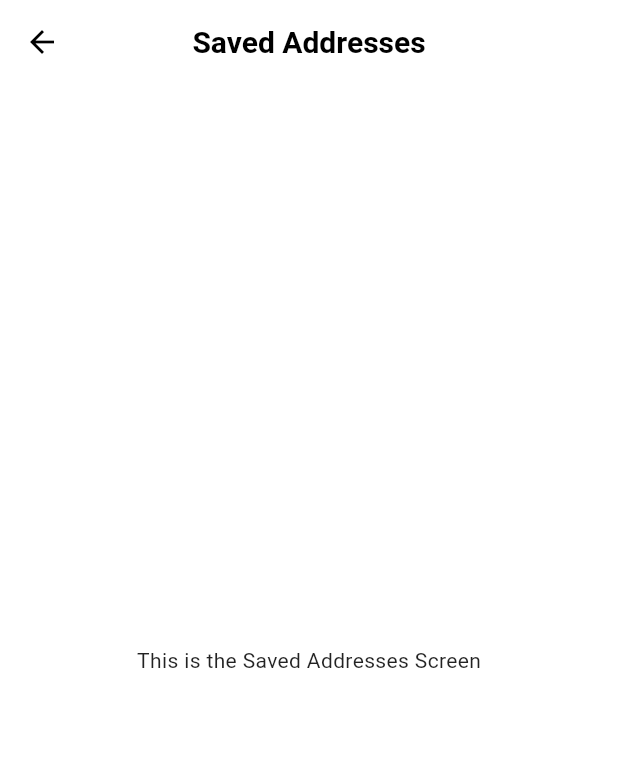
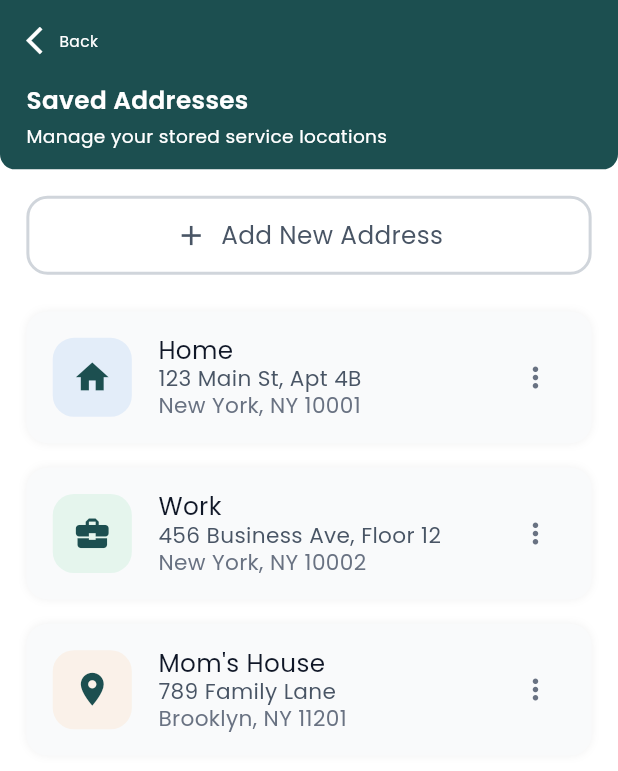
Before and after one commit to nuhan021/aryegrunzweig, a Flutter app: the SavedAddressesScreen screen opened by its route, on a phone screen of 412 x 824 dp. Shown: the top 771 px of the screen. Run offline on Flutter 3.47's test engine with Material 3 defaults, Android fonts, the phone set to English and light mode, and no system bars; our stand-ins replace cached_network_image, carousel_slider, country_code_picker, flutter_otp_text_field, flutter_screenutil, get and 7 more; accounts and stored records are empty.

Commit message:
saved addresses page added

```diff
--- /dev/null
+++ b/lib/features/profile/saved_addresses/controllers/saved_addresses_controller.dart
@@ -0,0 +1,110 @@
+import 'package:get/get.dart';
+import 'package:flutter/material.dart';
+import '../models/address_model.dart';
+
+class SavedAddressesController extends GetxController {
+  var addresses = <Address>[].obs;
+  var isLoading = false.obs;
+
+  @override
+  void onInit() {
+    super.onInit();
+    _loadAddresses();
+  }
+
+  void _loadAddresses() {
+    // Mock data - replace with API call
+    addresses.addAll([
+      Address(
+        id: '1',
+        label: 'Home',
+        street: '123 Main St, Apt 4B',
+        city: 'New York',
+        state: 'NY',
+        zipCode: '10001',
+        type: AddressType.home,
+        iconBackgroundColor: const Color(0x191A73E8),
+      ),
+      Address(
+        id: '2',
+        label: 'Work',
+        street: '456 Business Ave, Floor 12',
+        city: 'New York',
+        state: 'NY',
+        zipCode: '10002',
+        type: AddressType.work,
+        iconBackgroundColor: const Color(0x1928C76F),
+      ),
+      Address(
+        id: '3',
+        label: "Mom's House",
+        street: '789 Family Lane',
+        city: 'Brooklyn',
+        state: 'NY',
+        zipCode: '11201',
+        type: AddressType.other,
+        iconBackgroundColor: const Color(0x19FF9F43),
+      ),
+    ]);
+  }
+
+  void addAddress(Address address) {
+    addresses.add(address);
+  }
+
+  void removeAddress(String id) {
+    addresses.removeWhere((address) => address.id == id);
+  }
+
+  void updateAddress(String id, Address updatedAddress) {
+    final index = addresses.indexWhere((address) => address.id == id);
+    if (index != -1) {
+      addresses[index] = updatedAddress;
+    }
+  }
+
+  void deleteAddress(String id) {
+    removeAddress(id);
+    // Show snackbar
+    Get.snackbar('Success', 'Address deleted successfully');
+  }
+
+  void openAddressOptions(String id) {
+    // Show bottom sheet or menu with edit/delete options
+    Get.bottomSheet(
+      Container(
+        decoration: const BoxDecoration(
+          color: Colors.white,
+          borderRadius: BorderRadius.only(
+            topLeft: Radius.circular(20),
+            topRight: Radius.circular(20),
+          ),
+        ),
+        child: Column(
+          mainAxisSize: MainAxisSize.min,
+          children: [
+            ListTile(
+              leading: const Icon(Icons.edit),
+              title: const Text('Edit Address'),
+              onTap: () {
+                Get.back();
+                // Navigate to edit screen
+              },
+            ),
+            ListTile(
+              leading: const Icon(Icons.delete, color: Colors.red),
+              title: const Text(
+                'Delete Address',
+                style: TextStyle(color: Colors.red),
+              ),
+              onTap: () {
+                Get.back();
+                deleteAddress(id);
+              },
+            ),
+          ],
+        ),
+      ),
+    );
+  }
+}
--- /dev/null
+++ b/lib/features/profile/saved_addresses/models/address_model.dart
@@ -0,0 +1,45 @@
+import 'package:flutter/material.dart';
+
+class Address {
+  final String id;
+  final String label;
+  final String street;
+  final String city;
+  final String state;
+  final String zipCode;
+  final AddressType type;
+  final Color iconBackgroundColor;
+
+  Address({
+    required this.id,
+    required this.label,
+    required this.street,
+    required this.city,
+    required this.state,
+    required this.zipCode,
+    required this.type,
+    required this.iconBackgroundColor,
+  });
+
+  String get fullAddress => '$city, $state $zipCode';
+
+  @override
+  String toString() => '$label - $street, $fullAddress';
+}
+
+enum AddressType {
+  home,
+  work,
+  other;
+
+  IconData get icon {
+    switch (this) {
+      case AddressType.home:
+        return Icons.home;
+      case AddressType.work:
+        return Icons.business_center;
+      case AddressType.other:
+        return Icons.location_on;
+    }
+  }
+}
--- a/lib/features/profile/saved_addresses/views/screens/saved_addresses_screen.dart
+++ b/lib/features/profile/saved_addresses/views/screens/saved_addresses_screen.dart
@@ -1,13 +1,143 @@
+import 'package:aryegrunzweig/core/common/widgets/custom_app_bar.dart';
 import 'package:flutter/material.dart';
+import 'package:flutter_screenutil/flutter_screenutil.dart';
+import 'package:get/get.dart';
+import 'package:aryegrunzweig/core/common/styles/global_text_style.dart';
+import '../../controllers/saved_addresses_controller.dart';
+import '../../widgets/address_card.dart';
 
 class SavedAddressesScreen extends StatelessWidget {
   const SavedAddressesScreen({super.key});
 
   @override
   Widget build(BuildContext context) {
+    final controller = Get.put(SavedAddressesController());
+
     return Scaffold(
-      appBar: AppBar(title: const Text('Saved Addresses')),
-      body: const Center(child: Text('This is the Saved Addresses Screen')),
+      backgroundColor: Colors.white,
+      // appBar: AppBar(
+      //   title: Column(
+      //     crossAxisAlignment: CrossAxisAlignment.start,
+      //     children: [
+      //       Text(
+      //         'Saved Addresses',
+      //         style: getTextStyle(
+      //           color: Colors.white,
+      //           fontSize: 16.sp,
+      //           fontWeight: FontWeight.w600,
+      //         ),
+      //       ),
+      //       Text(
+      //         'Manage your stored service locations',
+      //         style: getTextStyle(
+      //           color: Colors.white,
+      //           fontSize: 12.sp,
+      //           fontWeight: FontWeight.w400,
+      //         ),
+      //       ),
+      //     ],
+      //   ),
+      //   backgroundColor: AppColors.primary,
+      //   elevation: 0,
+      //   automaticallyImplyLeading: true,
+      // ),
+      body: SafeArea(
+        child: Column(
+          children: [
+            CustomAppBar(
+              title: 'Saved Addresses',
+              subtitle: 'Manage your stored service locations',
+            ),
+            Expanded(
+              child: SingleChildScrollView(
+                child: Padding(
+                  padding: EdgeInsets.all(16.w),
+                  child: Column(
+                    crossAxisAlignment: CrossAxisAlignment.start,
+                    children: [
+                      // Add New Address Button
+                      GestureDetector(
+                        onTap: () {
+                          // Navigate to add address screen
+                          Get.snackbar(
+                            'Info',
+                            'Navigate to add address screen',
+                          );
+                        },
+                        child: Container(
+                          width: double.infinity,
+                          height: 52.h,
+                          decoration: BoxDecoration(
+                            border: Border.all(
+                              color: const Color(0xFFD0D5DB),
+                              width: 2,
+                            ),
+                            borderRadius: BorderRadius.circular(14.r),
+                          ),
+                          child: Row(
+                            mainAxisAlignment: MainAxisAlignment.center,
+                            children: [
+                              Icon(
+                                Icons.add,
+                                size: 20.w,
+                                color: const Color(0xFF495565),
+                              ),
+                              SizedBox(width: 8.w),
+                              Text(
+                                'Add New Address',
+                                style: getTextStyle(
+                                  fontSize: 16.sp,
+                                  fontWeight: FontWeight.w400,
+                                  color: const Color(0xFF495565),
+                                ),
+                              ),
+                            ],
+                          ),
+                        ),
+                      ),
+                      SizedBox(height: 24.h),
+
+                      // Address List
+                      Obx(
+                        () => controller.addresses.isEmpty
+                            ? Center(
+                                child: Padding(
+                                  padding: EdgeInsets.symmetric(vertical: 32.h),
+                                  child: Text(
+                                    'No addresses added yet',
+                                    style: getTextStyle(
+                                      fontSize: 16.sp,
+                                      fontWeight: FontWeight.w400,
+                                      color: const Color(0xFF697282),
+                                    ),
+                                  ),
+                                ),
+                              )
+                            : Column(
+                                children: List.generate(
+                                  controller.addresses.length,
+                                  (index) {
+                                    final address = controller.addresses[index];
+                                    return Padding(
+                                      padding: EdgeInsets.only(bottom: 16.h),
+                                      child: AddressCard(
+                                        address: address,
+                                        onMenuPressed: () => controller
+                                            .openAddressOptions(address.id),
+                                      ),
+                                    );
+                                  },
+                                ),
+                              ),
+                      ),
+                    ],
+                  ),
+                ),
+              ),
+            ),
+          ],
+        ),
+      ),
     );
   }
 }
--- /dev/null
+++ b/lib/features/profile/saved_addresses/widgets/address_card.dart
@@ -0,0 +1,117 @@
+import 'package:aryegrunzweig/core/utils/constants/colors.dart';
+import 'package:flutter/material.dart';
+import 'package:flutter_screenutil/flutter_screenutil.dart';
+import 'package:aryegrunzweig/core/common/styles/global_text_style.dart';
+import '../models/address_model.dart';
+
+class AddressCard extends StatelessWidget {
+  final Address address;
+  final VoidCallback? onMenuPressed;
+
+  const AddressCard({super.key, required this.address, this.onMenuPressed});
+
+  @override
+  Widget build(BuildContext context) {
+    return Container(
+      width: double.infinity,
+      padding: EdgeInsets.all(16.w),
+      decoration: BoxDecoration(
+        color: const Color(0xFFF9FAFB),
+        borderRadius: BorderRadius.circular(14.r),
+        boxShadow: [
+          BoxShadow(
+            color: Colors.black.withValues(alpha: 0.05),
+            blurRadius: 4,
+            offset: const Offset(0, 0),
+            spreadRadius: 0,
+          ),
+        ],
+      ),
+      child: Row(
+        crossAxisAlignment: CrossAxisAlignment.center,
+        children: [
+          // Icon container
+          Container(
+            width: 48.w,
+            height: 48.w,
+            decoration: BoxDecoration(
+              color: address.iconBackgroundColor,
+              borderRadius: BorderRadius.circular(14.r),
+            ),
+            child: Center(
+              child: Icon(
+                address.type.icon,
+                size: 24.w,
+                color: AppColors.primary,
+              ),
+            ),
+          ),
+          SizedBox(width: 16.w),
+
+          // Address details
+          Expanded(
+            child: Column(
+              crossAxisAlignment: CrossAxisAlignment.start,
+              mainAxisAlignment: MainAxisAlignment.center,
+              children: [
+                // Label
+                Text(
+                  address.label,
+                  style: getTextStyle(
+                    fontSize: 16.sp,
+                    fontWeight: FontWeight.w400,
+                    color: const Color(0xFF101727),
+                  ),
+                ),
+                SizedBox(height: 4.h),
+
+                // Street
+                Text(
+                  address.street,
+                  style: getTextStyle(
+                    fontSize: 14.sp,
+                    fontWeight: FontWeight.w400,
+                    color: const Color(0xFF495565),
+                  ),
+                  maxLines: 1,
+                  overflow: TextOverflow.ellipsis,
+                ),
+                SizedBox(height: 4.h),
+
+                // City, State, Zip
+                Text(
+                  address.fullAddress,
+                  style: getTextStyle(
+                    fontSize: 14.sp,
+                    fontWeight: FontWeight.w400,
+                    color: const Color(0xFF697282),
+                  ),
+                ),
+              ],
+            ),
+          ),
+          SizedBox(width: 12.w),
+
+          // Menu button
+          GestureDetector(
+            onTap: onMenuPressed,
+            child: Container(
+              width: 36.w,
+              height: 36.w,
+              decoration: BoxDecoration(
+                borderRadius: BorderRadius.circular(10.r),
+              ),
+              child: Center(
+                child: Icon(
+                  Icons.more_vert,
+                  size: 20.w,
+                  color: const Color(0xFF697282),
+                ),
+              ),
+            ),
+          ),
+        ],
+      ),
+    );
+  }
+}
```
